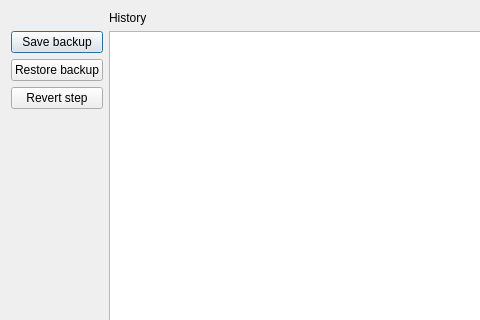
First picture: the form in caneda/dialogs/gitmanager.ui, repository Caneda/Caneda, before the edit; both pictures show x 0 to 480 and y 0 to 320 of the 561 by 600 pixel window.
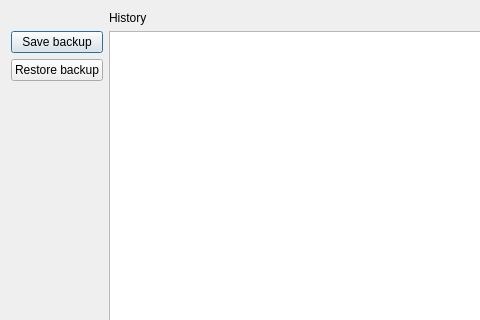
Second picture: the form after the edit.

Commit message: Clean up like changes. Removed gitRevert button, as this doesn't make much sense to the users.

The edit to the form file:
```diff
--- a/caneda/dialogs/gitmanager.ui
+++ b/caneda/dialogs/gitmanager.ui
@@ -52,13 +52,6 @@
          </property>
         </widget>
        </item>
-       <item>
-        <widget class="QPushButton" name="btnRevertStep">
-         <property name="text">
-          <string>Revert step</string>
-         </property>
-        </widget>
-       </item>
        <item>
         <spacer name="verticalSpacer">
          <property name="orientation">
```
The commit also changes 2 other files.
